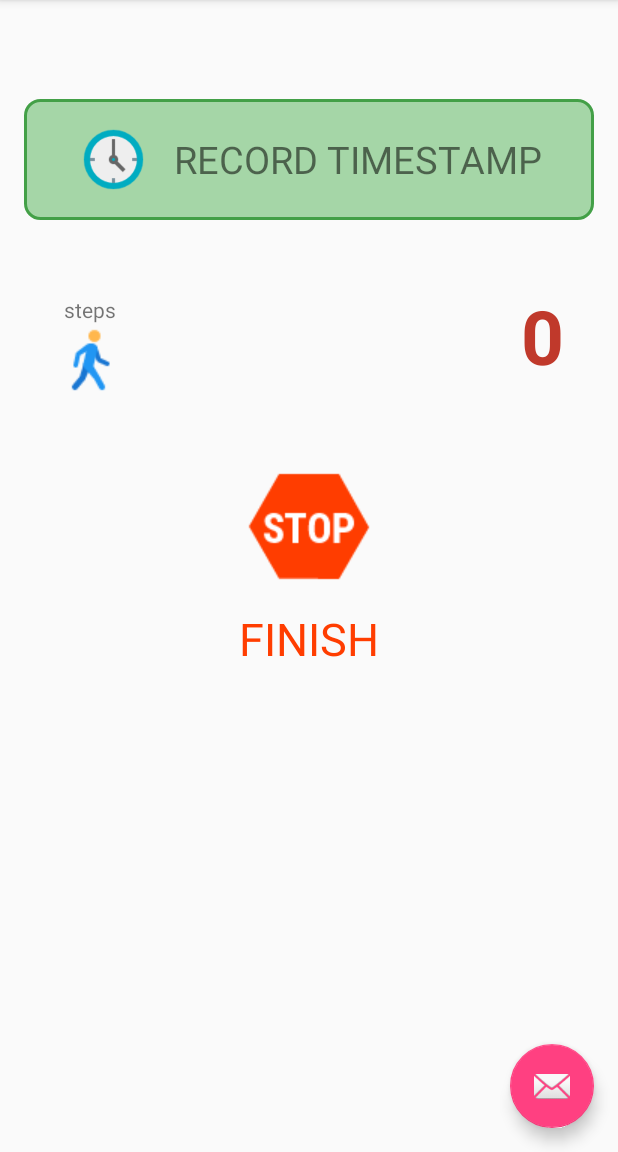
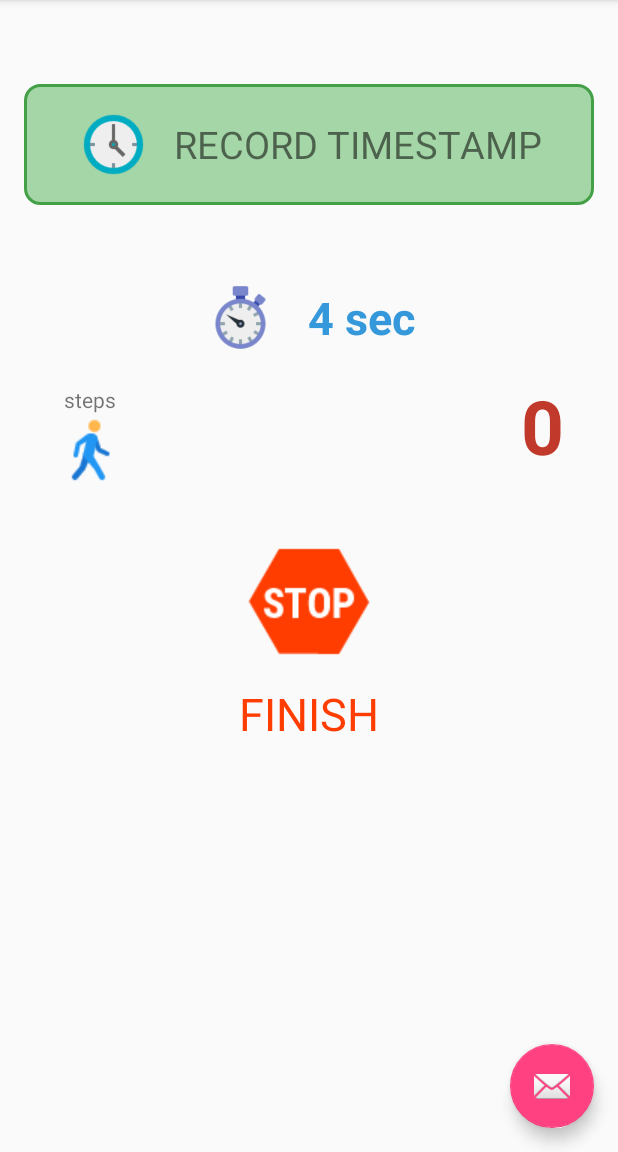
Before and after one commit to Thearith/Ground-Truth, an Android app: the screen it shows after launch (MainActivity), on a phone screen of 412 x 824 dp, the part 84-1236 px from its top. Run offline under Robolectric (Android 15) with nearby library versions, the phone set to English and light mode, and no system bars.

Commit message:
fix ui + fix file name

```diff
--- a/GroundTruth/app/src/main/java/org/smcnus/groundtruth/FileLogger.java
+++ b/GroundTruth/app/src/main/java/org/smcnus/groundtruth/FileLogger.java
@@ -92,7 +92,7 @@ public class FileLogger {
     * */
 
     private String getFileName(long timestamp) {
-        return "Ground Truth - " + getDateFormat(timestamp);
+        return getDateFormat(timestamp) + " - Ground Truth Raw";
     }
 
     private String getDateFormat(long timestamp) {
--- a/GroundTruth/app/src/main/java/org/smcnus/groundtruth/MainActivity.java
+++ b/GroundTruth/app/src/main/java/org/smcnus/groundtruth/MainActivity.java
@@ -1,6 +1,8 @@
 package org.smcnus.groundtruth;
 
 import android.os.Bundle;
+import android.os.Handler;
+import android.os.HandlerThread;
 import android.support.design.widget.FloatingActionButton;
 import android.support.design.widget.Snackbar;
 import android.support.v7.app.AppCompatActivity;
@@ -18,14 +20,22 @@ import java.util.TimeZone;
 
 public class MainActivity extends AppCompatActivity implements View.OnClickListener {
 
-    private static final String SINGPAORE_TIMEZONE = "Asia/Singapore";
+    private static final String SINGPAORE_TIMEZONE  = "Asia/Singapore";
+    private static final String TIME_THREAD         = "time_thread";
+
+    private static final int COUNTDOWN_TIMER        = 1000;
 
     private FileLogger fileLogger;
 
     private TextView stepsCountTextView;
+    private TextView timeLapsedTextView;
 
     private ArrayList<Long> timestampList;
     private int stepCount;
+    private int timeLapsed = 0;
+
+    private Handler timeHandler;
+    private Runnable timeRunnable;
 
 
     /*
@@ -51,6 +61,8 @@ public class MainActivity extends AppCompatActivity implements View.OnClickListe
         initializeFileLogger();
         initializeData();
         initializeWidgets();
+
+        initializeTimeThread();
     }
 
     @Override
@@ -95,6 +107,34 @@ public class MainActivity extends AppCompatActivity implements View.OnClickListe
 
 
     /*
+    * Time method
+    * */
+
+    private void initializeTimeThread() {
+        initializeTimeHandler();
+        initializeTimeRunnable();
+    }
+
+    private void initializeTimeHandler() {
+        HandlerThread timeThread = new HandlerThread(TIME_THREAD);
+        timeThread.start();
+        timeHandler = new Handler(timeThread.getLooper());
+    }
+
+    private void initializeTimeRunnable() {
+        timeRunnable = new Runnable() {
+            @Override
+            public void run() {
+                incrementTimeLapsed();
+                timeHandler.postDelayed(timeRunnable, COUNTDOWN_TIMER);
+            }
+        };
+
+        timeHandler.post(timeRunnable);
+    }
+
+
+    /*
     * File logger
     * */
 
@@ -135,6 +175,11 @@ public class MainActivity extends AppCompatActivity implements View.OnClickListe
         timestampList.add(timestamp);
     }
 
+    private void incrementTimeLapsed() {
+        timeLapsed += COUNTDOWN_TIMER;
+        updateTimeLapsedTextViewOnThread();
+    }
+
 
     /*
     * Widgets method
@@ -144,6 +189,7 @@ public class MainActivity extends AppCompatActivity implements View.OnClickListe
         initializeStepCountTextView();
         initializeRecordButton();
         initializeStopButton();
+        initializeTimeLapsedTextView();
     }
 
     private void initializeStepCountTextView() {
@@ -164,6 +210,23 @@ public class MainActivity extends AppCompatActivity implements View.OnClickListe
         stopButton.setOnClickListener(this);
     }
 
+    private void initializeTimeLapsedTextView() {
+        timeLapsedTextView = (TextView) findViewById(R.id.timeLapsedTextView);
+    }
+
+    private void updateTimeLapsedTextView() {
+        timeLapsedTextView.setText((timeLapsed/COUNTDOWN_TIMER) + " sec");
+    }
+
+    private void updateTimeLapsedTextViewOnThread() {
+        runOnUiThread(new Runnable() {
+            @Override
+            public void run() {
+                updateTimeLapsedTextView();
+            }
+        });
+    }
+
     private void makeToast() {
         Toast.makeText(this, "Recording Finished", Toast.LENGTH_SHORT).show();
     }
--- a/GroundTruth/app/src/main/res/layout/content_main.xml
+++ b/GroundTruth/app/src/main/res/layout/content_main.xml
@@ -21,7 +21,7 @@
         android:id="@+id/recordTimestampBtn"
         android:clickable="true"
         android:background="@drawable/button_background"
-        android:layout_marginTop="50dp"
+        android:layout_marginTop="40dp"
         android:paddingRight="6dp"
         android:paddingLeft="6dp"
         android:paddingTop="15dp"
@@ -42,14 +42,41 @@
             android:textAllCaps="true"/>
     </LinearLayout>
 
+    <LinearLayout
+        android:layout_width="match_parent"
+        android:layout_height="wrap_content"
+        android:id="@+id/remainingTimeContainer"
+        android:layout_below="@id/recordTimestampBtn"
+        android:layout_marginTop="50dp"
+        android:gravity="center">
+
+        <ImageView
+            android:layout_width="50dp"
+            android:layout_height="50dp"
+            android:id="@+id/clockImage"
+            android:src="@drawable/ic_time_color"
+            android:layout_marginRight="20dp"/>
+
+        <TextView
+            android:layout_width="wrap_content"
+            android:layout_height="wrap_content"
+            android:id="@+id/timeLapsedTextView"
+            android:textSize="30sp"
+            android:textStyle="bold"
+            android:textColor="@color/taps_time_color"
+            android:text="10 sec"
+            />
+
+    </LinearLayout>
+
     <RelativeLayout
         android:layout_width="match_parent"
         android:layout_height="wrap_content"
         android:id="@+id/stepsCountContainer"
-        android:layout_below="@id/recordTimestampBtn"
+        android:layout_below="@id/remainingTimeContainer"
         android:layout_marginLeft="20dp"
         android:layout_marginRight="20dp"
-        android:layout_marginTop="50dp">
+        android:layout_marginTop="20dp">
 
         <LinearLayout
             android:layout_width="wrap_content"
@@ -101,7 +128,7 @@
         android:layout_below="@id/stepsCountContainer"
         android:layout_centerHorizontal="true"
         android:clickable="true"
-        android:layout_marginTop="40dp"
+        android:layout_marginTop="30dp"
         android:paddingLeft="20dp"
         android:paddingRight="20dp">
 
--- a/GroundTruth/app/src/main/res/values/colors.xml
+++ b/GroundTruth/app/src/main/res/values/colors.xml
@@ -9,5 +9,6 @@
     <color name="border">#43A047</color>
     <color name="step_count">#c0392b</color>
     <color name="stop_color">#FF3D00</color>
+    <color name="taps_time_color">#3498DB</color>
 
 </resources>
```
Also changed, not shown: GroundTruth/app/src/main/res/drawable/ic_time_color.png (added).
